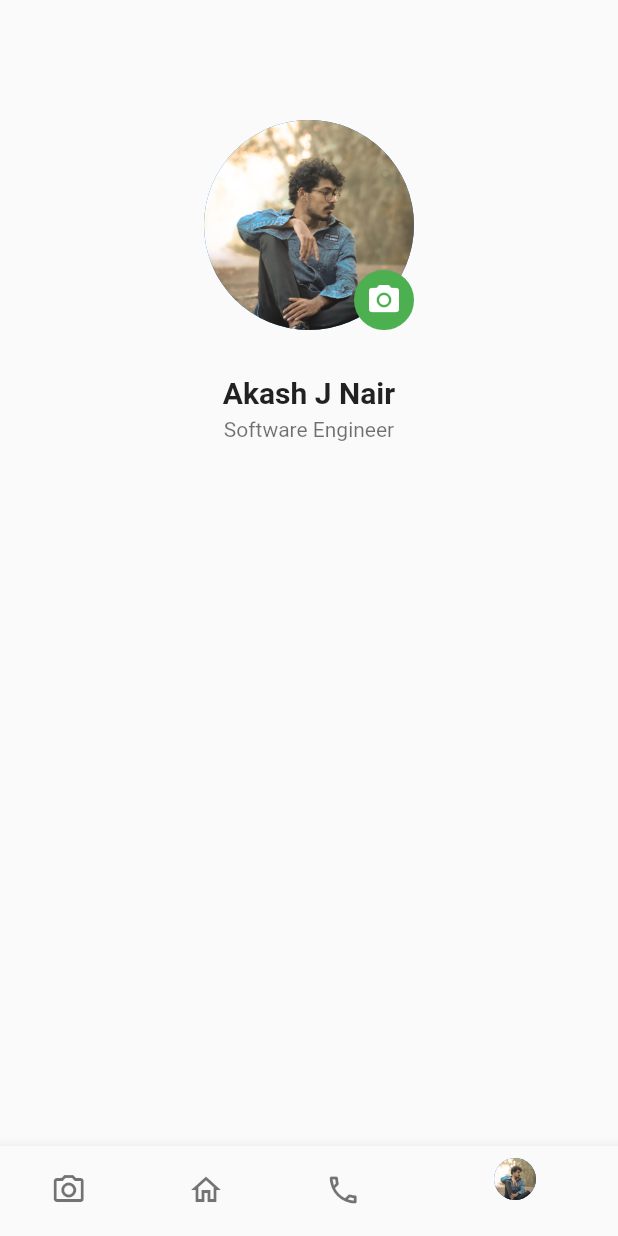
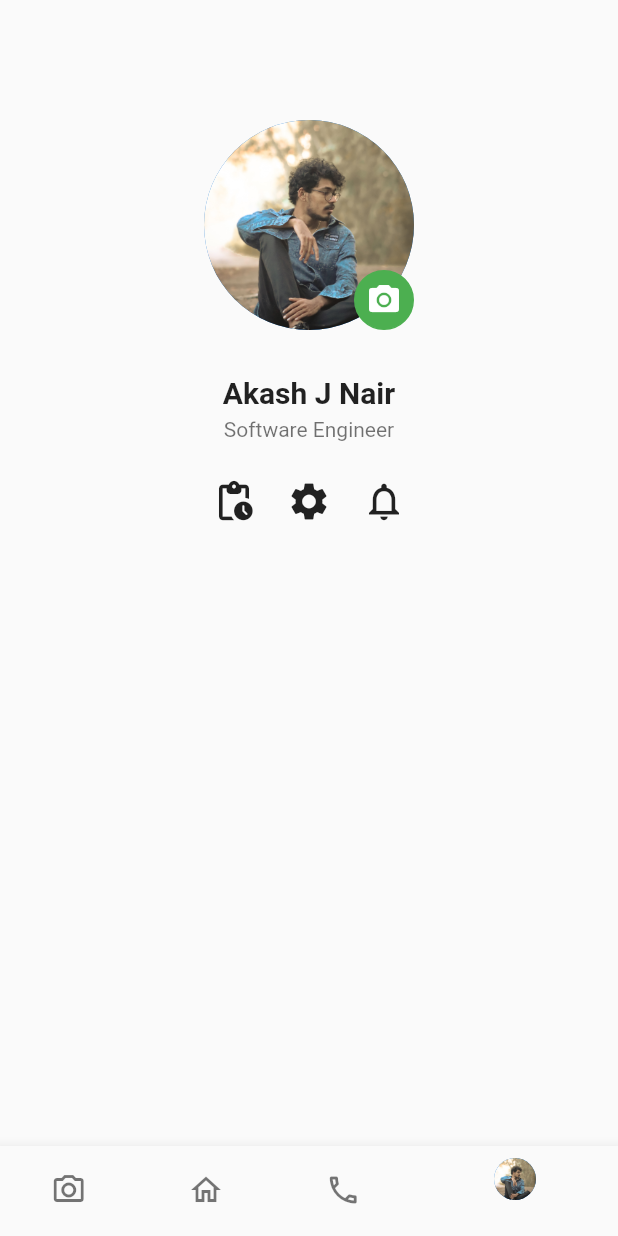
Before and after one commit to Akash701/chat-app, a Flutter app: the screen it shows after launch, item 4 of the bottom bar chosen, on a phone screen of 412 x 824 dp. Run offline on Flutter 3.47's test engine with Material 2 defaults, Android fonts, the phone set to English and light mode, and no system bars.

Commit message:
Icons added in profile page

```diff
--- a/lib/profile.dart
+++ b/lib/profile.dart
@@ -62,7 +62,33 @@ class _ProfileState extends State<Profile> {
                 'Software Engineer',
                 style: TextStyle(),
               ),
-            )
+            ),
+            SizedBox(
+              height: 25,
+            ),
+            Row(
+              mainAxisAlignment: MainAxisAlignment.center,
+              children: [
+                Icon(
+                  Icons.pending_actions_rounded,
+                  size: 30,
+                ),
+                SizedBox(
+                  width: 20,
+                ),
+                Icon(
+                  Icons.settings,
+                  size: 30,
+                ),
+                SizedBox(
+                  width: 20,
+                ),
+                Icon(
+                  Icons.notifications_none_outlined,
+                  size: 30,
+                ),
+              ],
+            ),
           ],
         ),
       ),
```
